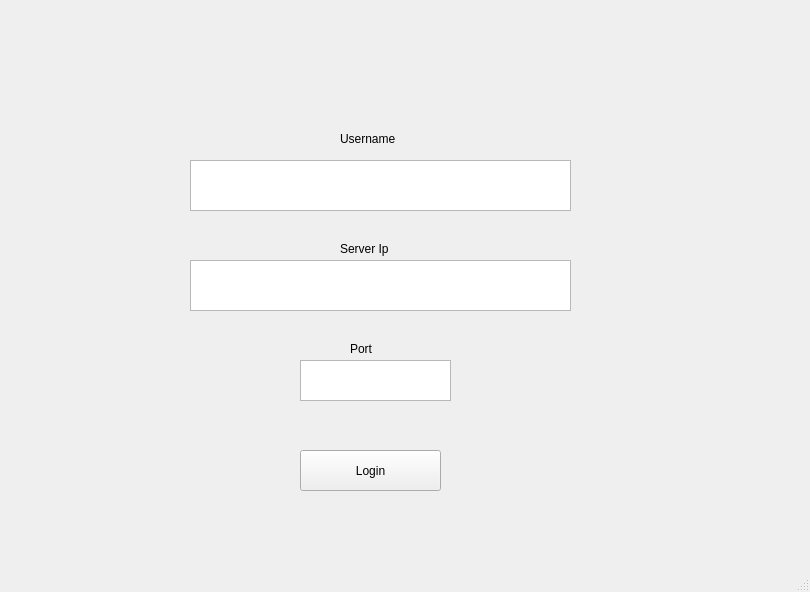
ianpetek/vacap, file src/main_window.ui: the form before one commit.
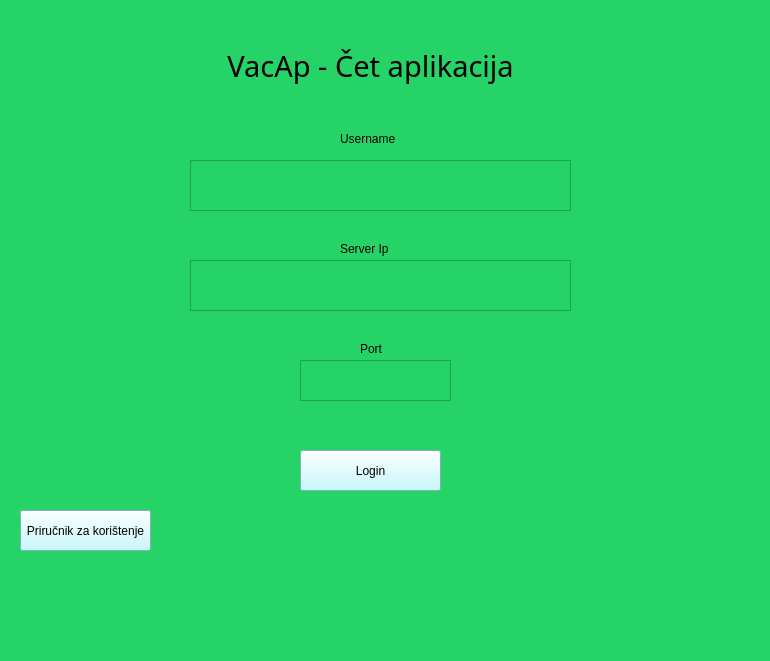
The form after the commit. Icons and pictures are not drawn.

Diff of the .ui file:
```diff
--- a/src/main_window.ui
+++ b/src/main_window.ui
@@ -6,13 +6,16 @@
    <rect>
     <x>0</x>
     <y>0</y>
-    <width>810</width>
-    <height>592</height>
+    <width>770</width>
+    <height>661</height>
    </rect>
   </property>
   <property name="windowTitle">
    <string>MainWindow</string>
   </property>
+  <property name="styleSheet">
+   <string notr="true">background-color: rgb(37, 211, 102);</string>
+  </property>
   <widget class="QWidget" name="centralwidget">
    <widget class="QStackedWidget" name="stackedWidget">
     <property name="geometry">
@@ -23,6 +26,12 @@
       <height>571</height>
      </rect>
     </property>
+    <property name="styleSheet">
+     <string notr="true">background-color: rgb(37, 211, 102);</string>
+    </property>
+    <property name="currentIndex">
+     <number>0</number>
+    </property>
     <widget class="QWidget" name="loginPage">
      <widget class="QTextEdit" name="UsernameTextBox">
       <property name="geometry">
@@ -33,6 +42,11 @@
         <height>51</height>
        </rect>
       </property>
+      <property name="font">
+       <font>
+        <pointsize>12</pointsize>
+       </font>
+      </property>
      </widget>
      <widget class="QTextEdit" name="ServerIpTextBox">
       <property name="geometry">
@@ -43,6 +57,11 @@
         <height>51</height>
        </rect>
       </property>
+      <property name="font">
+       <font>
+        <pointsize>12</pointsize>
+       </font>
+      </property>
      </widget>
      <widget class="QTextEdit" name="PortTextBox">
       <property name="geometry">
@@ -53,6 +72,11 @@
         <height>41</height>
        </rect>
       </property>
+      <property name="font">
+       <font>
+        <pointsize>12</pointsize>
+       </font>
+      </property>
      </widget>
      <widget class="QLabel" name="label">
       <property name="geometry">
@@ -83,7 +107,7 @@
      <widget class="QLabel" name="label_3">
       <property name="geometry">
        <rect>
-        <x>350</x>
+        <x>360</x>
         <y>340</y>
         <width>41</width>
         <height>17</height>
@@ -102,10 +126,119 @@
         <height>41</height>
        </rect>
       </property>
+      <property name="styleSheet">
+       <string notr="true">background-color: rgb(183, 248, 255);</string>
+      </property>
       <property name="text">
        <string>Login</string>
       </property>
      </widget>
+     <widget class="QPushButton" name="pushButton">
+      <property name="geometry">
+       <rect>
+        <x>20</x>
+        <y>510</y>
+        <width>131</width>
+        <height>41</height>
+       </rect>
+      </property>
+      <property name="styleSheet">
+       <string notr="true">background-color: rgb(183, 248, 255);</string>
+      </property>
+      <property name="text">
+       <string>Priručnik za korištenje</string>
+      </property>
+     </widget>
+     <widget class="QLabel" name="label_4">
+      <property name="geometry">
+       <rect>
+        <x>100</x>
+        <y>10</y>
+        <width>521</width>
+        <height>111</height>
+       </rect>
+      </property>
+      <property name="font">
+       <font>
+        <pointsize>12</pointsize>
+       </font>
+      </property>
+      <property name="text">
+       <string/>
+      </property>
+     </widget>
+     <widget class="QPushButton" name="pushButton_2">
+      <property name="geometry">
+       <rect>
+        <x>20</x>
+        <y>510</y>
+        <width>131</width>
+        <height>41</height>
+       </rect>
+      </property>
+      <property name="styleSheet">
+       <string notr="true">background-color: rgb(183, 248, 255);</string>
+      </property>
+      <property name="text">
+       <string>Zatvori</string>
+      </property>
+     </widget>
+     <widget class="QLabel" name="label_5">
+      <property name="geometry">
+       <rect>
+        <x>200</x>
+        <y>30</y>
+        <width>341</width>
+        <height>71</height>
+       </rect>
+      </property>
+      <property name="font">
+       <font>
+        <family>Franklin Gothic Heavy</family>
+        <pointsize>22</pointsize>
+        <weight>50</weight>
+        <italic>false</italic>
+        <bold>false</bold>
+       </font>
+      </property>
+      <property name="text">
+       <string>VacAp - Čet aplikacija</string>
+      </property>
+      <property name="alignment">
+       <set>Qt::AlignCenter</set>
+      </property>
+     </widget>
+     <widget class="QLabel" name="label_6">
+      <property name="geometry">
+       <rect>
+        <x>530</x>
+        <y>370</y>
+        <width>221</width>
+        <height>191</height>
+       </rect>
+      </property>
+      <property name="text">
+       <string/>
+      </property>
+      <property name="pixmap">
+       <pixmap>../../../Downloads/output-onlinepngtools.png</pixmap>
+      </property>
+      <property name="scaledContents">
+       <bool>true</bool>
+      </property>
+     </widget>
+     <zorder>pushButton_2</zorder>
+     <zorder>UsernameTextBox</zorder>
+     <zorder>ServerIpTextBox</zorder>
+     <zorder>PortTextBox</zorder>
+     <zorder>label</zorder>
+     <zorder>label_2</zorder>
+     <zorder>label_3</zorder>
+     <zorder>LoginButton</zorder>
+     <zorder>pushButton</zorder>
+     <zorder>label_4</zorder>
+     <zorder>label_5</zorder>
+     <zorder>label_6</zorder>
     </widget>
     <widget class="QWidget" name="chatPage">
      <widget class="QWidget" name="verticalLayoutWidget">
```
Left out of the diff: 144 changed lines with no effect on the pictures.
